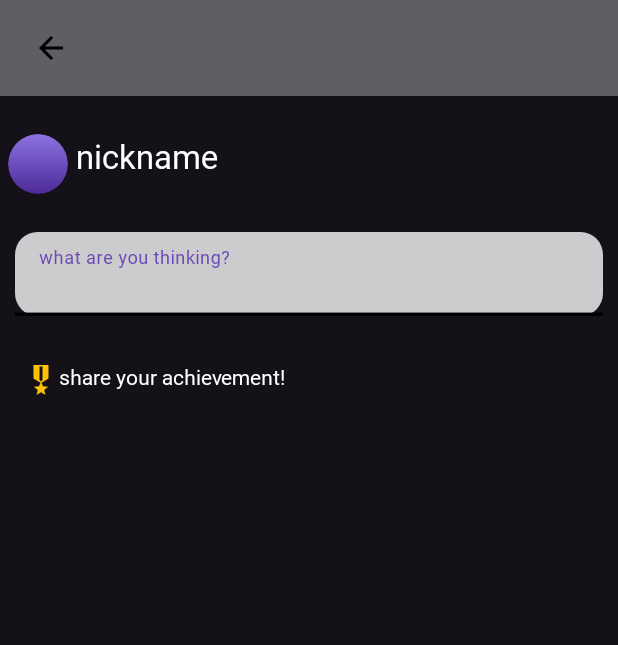
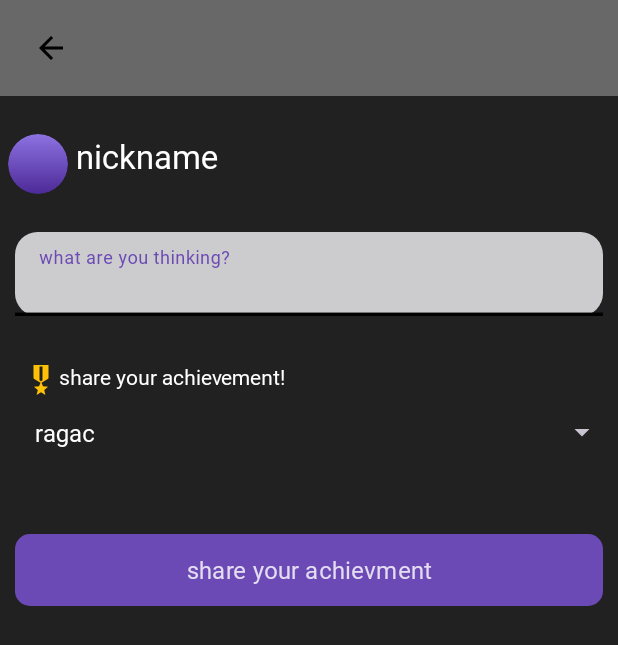
Before and after one commit to SabaGuledani/pinaluri, an Android app: the layout dialog_share_achievement.xml on its own in the app's theme, with its tools: preview values and no code run, on a phone screen of 412 x 824 dp. Shown: the top 645 px of the screen. Run offline under Robolectric (Android 15) with nearby library versions, the phone set to English and light mode, and no system bars.

Commit message:
mesame fragment هالاس

```diff
--- a/app/src/main/java/com/saba/spark/SharedAchievement.kt
+++ b/app/src/main/java/com/saba/spark/SharedAchievement.kt
@@ -7,16 +7,20 @@ class SharedAchievement {
     var time:String = ""
     var date:String = ""
     var achievement:String = ""
+    var selectedHabit:String = ""
 
     constructor(){}
 
-    constructor(senderuid:String?,profileImg:String?,posterName:String?,time:String,date:String,achievement:String){
+    constructor(senderuid:String?,profileImg:String?
+                ,posterName:String?,time:String,date:String
+                ,achievement:String,selectedHabit:String){
         this.senderuid = senderuid
         this.profileImg = profileImg
         this.posterName = posterName
         this.time = time
         this.date = date
         this.achievement = achievement
+        this.selectedHabit = selectedHabit
 
     }
 
--- a/app/src/main/java/com/saba/spark/badHabits.kt
+++ b/app/src/main/java/com/saba/spark/badHabits.kt
@@ -67,6 +67,8 @@ class badHabits : Fragment(R.layout.fragment_bad_habits) {
         }
         val touchHelper = ItemTouchHelper(swipeGesture)
         touchHelper.attachToRecyclerView(recyclerview)
+
+
 
 
         dbref = FirebaseDatabase.getInstance().getReference()
--- /dev/null
+++ b/app/src/main/res/drawable/button_share.xml
@@ -0,0 +1,15 @@
+<?xml version="1.0" encoding="utf-8"?>
+<selector xmlns:android="http://schemas.android.com/apk/res/android">
+    <item>
+        <shape android:shape="rectangle">
+            <corners android:radius="10dp"
+                android:bottomLeftRadius="10dp"
+                android:bottomRightRadius="10dp"
+                android:topLeftRadius="10dp"
+                android:topRightRadius="10dp"/>
+            <solid android:color="@color/purple_main_dark"/>
+            <size android:width="30dp" android:height="30dp"/>
+
+        </shape>
+    </item>
+</selector>
--- a/app/src/main/res/layout/dialog_share_achievement.xml
+++ b/app/src/main/res/layout/dialog_share_achievement.xml
@@ -4,6 +4,7 @@
     android:layout_height="match_parent"
     android:orientation="vertical"
     xmlns:app="http://schemas.android.com/apk/res-auto"
+    android:background="#212121"
     android:clickable="true"
     android:focusable="true">
 
@@ -64,7 +65,7 @@
     </androidx.constraintlayout.widget.ConstraintLayout>
 
     <com.google.android.material.textfield.TextInputLayout
-        android:id="@+id/email"
+        android:id="@+id/postText"
         style="@style/Widget.MaterialComponents.TextInputLayout.FilledBox"
         android:layout_marginTop="25dp"
         android:layout_width="match_parent"
@@ -100,6 +101,29 @@
         android:layout_marginTop="15dp"
         android:drawableLeft="@drawable/baseline_military_tech_24"
         android:textSize="14sp"/>
+    <Spinner
+        android:id="@+id/spinnerHabit"
+        android:entries="@array/arr"
+        android:layout_width="match_parent"
+        android:layout_height="35dp"
+        android:layout_marginTop="5dp"
+        android:layout_marginLeft="15dp"
+        />
+
+    <Button
+        android:id="@+id/sharebtn"
+        android:layout_width="match_parent"
+        android:layout_height="wrap_content"
+        android:background="@drawable/button_share"
+        android:layout_marginHorizontal="10dp"
+        android:layout_marginTop="50dp"
+        android:text="share your achievment"
+        android:textColor="#D0FFFFFF"
+        android:fontFamily="@font/asap_bold"
+        android:textSize="16sp"/>
+
+
+
 
 
 
--- a/app/src/main/res/layout/habit_open_dialog_fragment.xml
+++ b/app/src/main/res/layout/habit_open_dialog_fragment.xml
@@ -4,7 +4,7 @@
     xmlns:tools="http://schemas.android.com/tools"
     android:layout_width="match_parent"
     android:layout_height="match_parent"
-    android:background="@color/black"
+    android:background="#212121"
     android:clickable="true"
     android:focusable="true"
     >
--- a/app/src/main/res/values/strings.xml
+++ b/app/src/main/res/values/strings.xml
@@ -2,4 +2,11 @@
     <string name="app_name">Spark</string>
     <!-- TODO: Remove or change this placeholder text -->
     <string name="hello_blank_fragment">Hello blank fragment</string>
+
+    <string-array name="arr">
+        <item>ragac</item>
+        <item>ragac</item>
+        <item>ragac3</item>
+
+    </string-array>
 </resources>
```
Also changed, not shown: app/src/main/java/com/saba/spark/ShareRecyclerViewAdapter.kt (+9 -0 lines), app/src/main/java/com/saba/spark/UglyHabit.kt (+118 -20 lines), app/src/main/res/layout/fragment_ugly_habit.xml (+6 -12 lines), app/src/main/res/layout/share_item.xml (+13 -0 lines).
